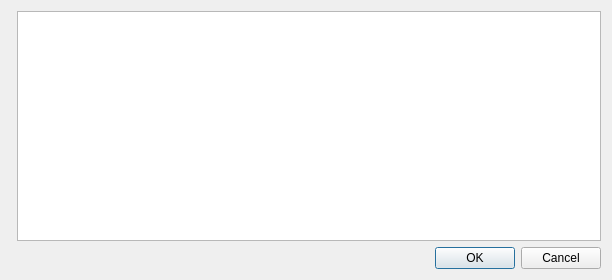
Old version of the form texter/texter/text_sorter.ui in the repository derlucas/4.48_psychosis.
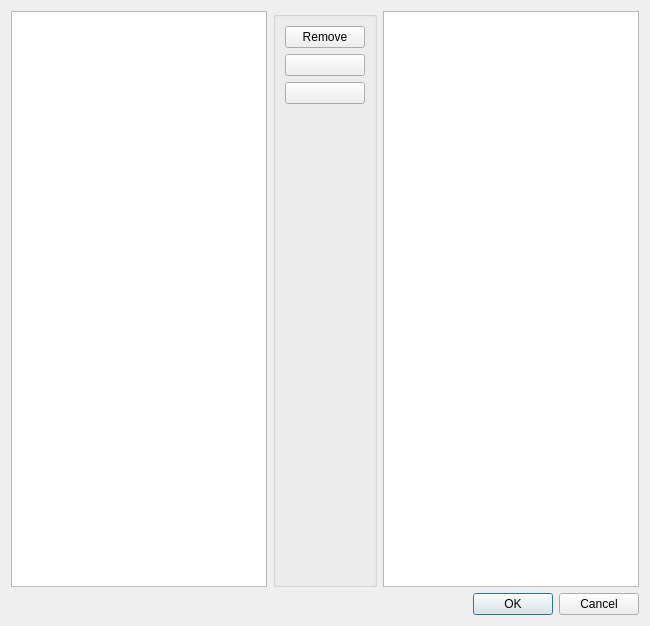
New version of the form. Icons and pictures are not drawn. Custom widgets are drawn as their Qt base class.

Commit message: implemented real model/view interface

Diff of the .ui file:
```diff
--- a/texter/texter/text_sorter.ui
+++ b/texter/texter/text_sorter.ui
@@ -2,25 +2,71 @@
 <ui version="4.0">
  <class>text_sorter_dialog</class>
  <widget class="QDialog" name="text_sorter_dialog">
-  <property name="geometry">
-   <rect>
-    <x>0</x>
-    <y>0</y>
-    <width>612</width>
-    <height>280</height>
-   </rect>
+  <property name="sizePolicy">
+   <sizepolicy hsizetype="Expanding" vsizetype="Expanding">
+    <horstretch>0</horstretch>
+    <verstretch>0</verstretch>
+   </sizepolicy>
   </property>
   <property name="windowTitle">
    <string>Dialog</string>
   </property>
-  <layout class="QVBoxLayout" name="verticalLayout">
+  <layout class="QVBoxLayout" name="verticalLayout_2">
    <item>
     <layout class="QHBoxLayout" name="horizontalLayout">
      <item>
-      <widget class="KEditListWidget" name="text_list">
-       <property name="buttons">
-        <set>KEditListWidget::Remove|KEditListWidget::UpDown</set>
+      <widget class="QListView" name="text_list">
+       <property name="minimumSize">
+        <size>
+         <width>0</width>
+         <height>576</height>
+        </size>
        </property>
+       <property name="maximumSize">
+        <size>
+         <width>16777215</width>
+         <height>576</height>
+        </size>
+       </property>
+      </widget>
+     </item>
+     <item>
+      <widget class="KButtonGroup" name="kbuttongroup">
+       <layout class="QVBoxLayout" name="verticalLayout">
+        <item>
+         <widget class="KPushButton" name="remove_button">
+          <property name="text">
+           <string>Remove</string>
+          </property>
+          <property name="icon">
+           <iconset theme="edit-delete"/>
+          </property>
+         </widget>
+        </item>
+        <item>
+         <widget class="KArrowButton" name="move_up_button"/>
+        </item>
+        <item>
+         <widget class="KArrowButton" name="move_down_button">
+          <property name="arrowType" stdset="0">
+           <number>2</number>
+          </property>
+         </widget>
+        </item>
+        <item>
+         <spacer name="verticalSpacer">
+          <property name="orientation">
+           <enum>Qt::Vertical</enum>
+          </property>
+          <property name="sizeHint" stdset="0">
+           <size>
+            <width>20</width>
+            <height>40</height>
+           </size>
+          </property>
+         </spacer>
+        </item>
+       </layout>
       </widget>
      </item>
      <item>
@@ -42,15 +88,26 @@
  </widget>
  <customwidgets>
   <customwidget>
-   <class>KEditListWidget</class>
-   <extends>QWidget</extends>
-   <header>keditlistwidget.h</header>
+   <class>KArrowButton</class>
+   <extends>QPushButton</extends>
+   <header>karrowbutton.h</header>
   </customwidget>
   <customwidget>
    <class>KRichTextEdit</class>
    <extends>KTextEdit</extends>
    <header>krichtextedit.h</header>
   </customwidget>
+  <customwidget>
+   <class>KButtonGroup</class>
+   <extends>QGroupBox</extends>
+   <header>kbuttongroup.h</header>
+   <container>1</container>
+  </customwidget>
+  <customwidget>
+   <class>KPushButton</class>
+   <extends>QPushButton</extends>
+   <header>kpushbutton.h</header>
+  </customwidget>
   <customwidget>
    <class>KTextEdit</class>
    <extends>QTextEdit</extends>
```
The commit also changes 5 other files.
